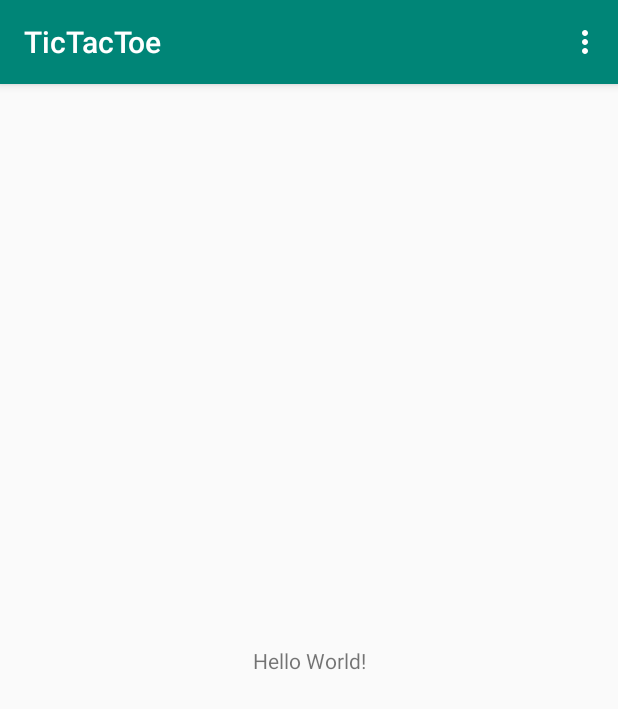
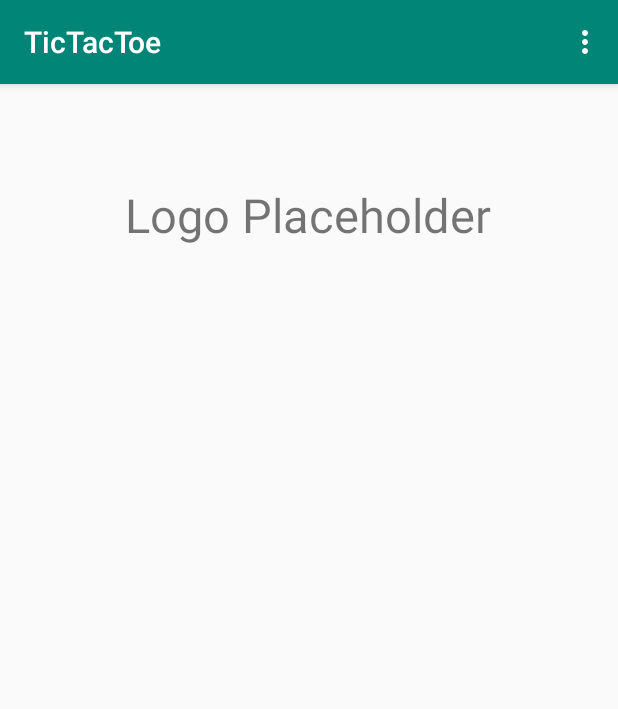
Before and after one commit to shauntrimm/TicTacToe-Android, an Android app: the screen it shows after launch (MainActivity), on a phone screen of 412 x 824 dp. Shown: the top 709 px of the screen. Run offline under Robolectric (Android 15) with nearby library versions, the phone set to English and light mode, and no system bars.

Commit message:
Added a logo placeholder

```diff
--- a/app/src/main/res/layout/content_main.xml
+++ b/app/src/main/res/layout/content_main.xml
@@ -11,10 +11,13 @@
     <TextView
         android:layout_width="wrap_content"
         android:layout_height="wrap_content"
-        android:text="Hello World!"
+        android:text="Logo Placeholder"
+        android:textSize="14pt"
         app:layout_constraintBottom_toBottomOf="parent"
+        app:layout_constraintHorizontal_bias="0.496"
         app:layout_constraintLeft_toLeftOf="parent"
         app:layout_constraintRight_toRightOf="parent"
-        app:layout_constraintTop_toTopOf="parent" />
+        app:layout_constraintTop_toTopOf="parent"
+        app:layout_constraintVertical_bias="0.091" />
 
 </androidx.constraintlayout.widget.ConstraintLayout>
```
Also changed, not shown: app/src/main/res/layout/activity_main.xml (line endings or trailing spaces).
